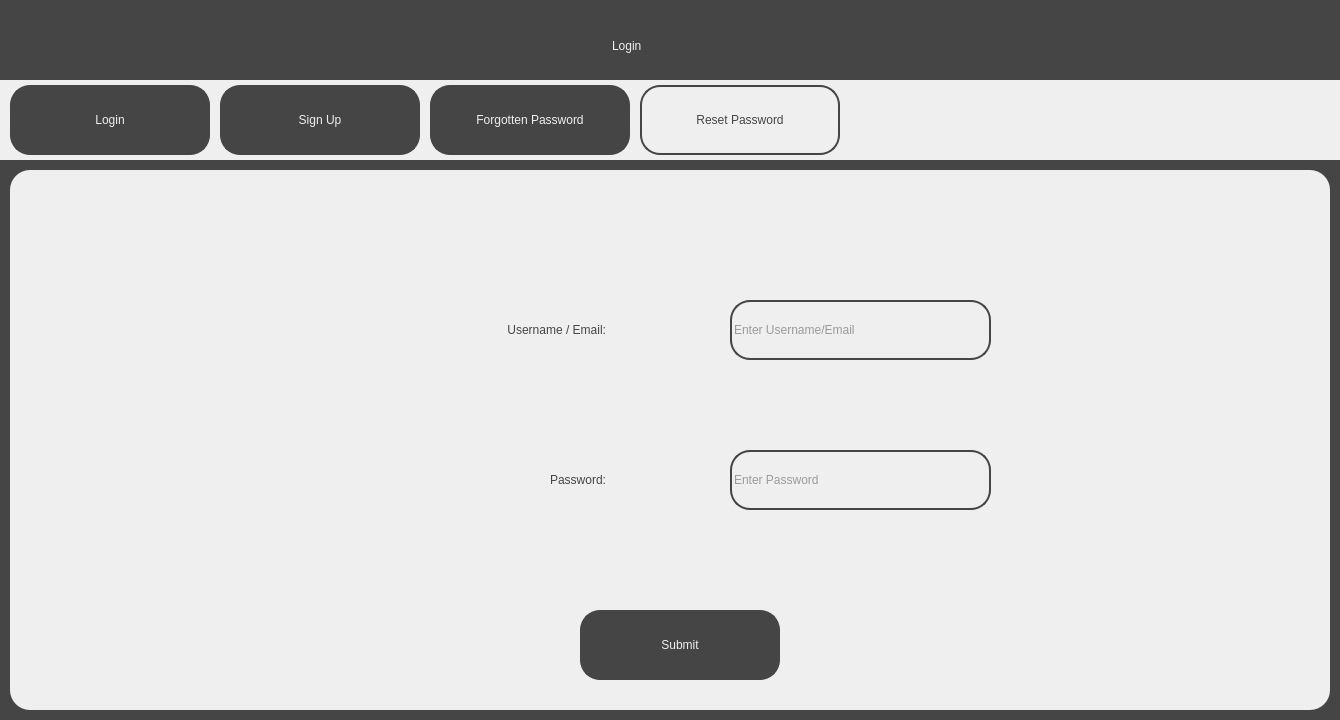
Old version of the form src/ui/login_screens/reset_password.ui in the repository jackm245/Riemann-Hypothesis.
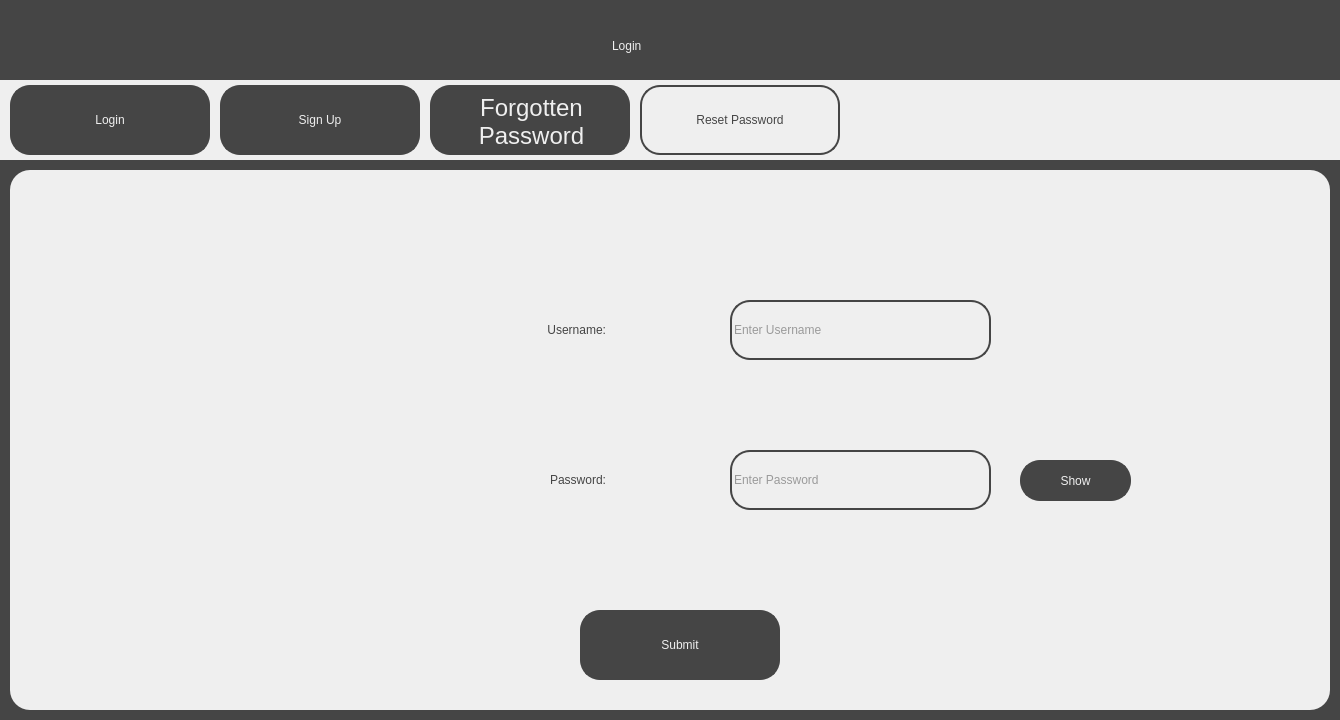
New version of the form.

Commit message: Change fonts and add tutorial

```diff
--- a/src/ui/login_screens/reset_password.ui
+++ b/src/ui/login_screens/reset_password.ui
@@ -104,30 +104,6 @@
       <string>Sign Up</string>
      </property>
     </widget>
-    <widget class="QPushButton" name="ForgottenPasswordTab">
-     <property name="geometry">
-      <rect>
-       <x>430</x>
-       <y>5</y>
-       <width>200</width>
-       <height>70</height>
-      </rect>
-     </property>
-     <property name="cursor">
-      <cursorShape>PointingHandCursor</cursorShape>
-     </property>
-     <property name="styleSheet">
-      <string notr="true">border: 2px solid;
-border-radius: 20px;
-border-color:rgb(69, 69, 69);
-background-color: rgb(69, 69, 69);
-font: 12pt &quot;Sans Serif&quot;; color:rgb(239, 239, 239);
-</string>
-     </property>
-     <property name="text">
-      <string>Forgotten Password</string>
-     </property>
-    </widget>
     <widget class="QPushButton" name="ResetPasswordTab">
      <property name="geometry">
       <rect>
@@ -152,6 +128,50 @@
       <string>Reset Password</string>
      </property>
     </widget>
+    <widget class="QLabel" name="ForgottenPasswordLabel">
+     <property name="geometry">
+      <rect>
+       <x>430</x>
+       <y>5</y>
+       <width>200</width>
+       <height>70</height>
+      </rect>
+     </property>
+     <property name="styleSheet">
+      <string notr="true">border: 2px solid;
+border-radius: 20px;
+border-color:rgb(69, 69, 69);
+background-color: rgb(69, 69, 69);
+font: 18pt &quot;Sans Serif&quot;; color:rgb(239, 239, 239);
+padding: 7px;
+</string>
+     </property>
+     <property name="text">
+      <string>&lt;html&gt;&lt;head/&gt;&lt;body&gt;&lt;p align=&quot;center&quot;&gt;&lt;span style=&quot; font-size:18pt;&quot;&gt;Forgotten&lt;br/&gt;Password&lt;/span&gt;&lt;/p&gt;&lt;/body&gt;&lt;/html&gt;</string>
+     </property>
+    </widget>
+    <widget class="QPushButton" name="ForgottenPasswordTab">
+     <property name="geometry">
+      <rect>
+       <x>430</x>
+       <y>5</y>
+       <width>200</width>
+       <height>70</height>
+      </rect>
+     </property>
+     <property name="cursor">
+      <cursorShape>PointingHandCursor</cursorShape>
+     </property>
+     <property name="styleSheet">
+      <string notr="true">border: 2px solid;
+border-radius: 20px;
+background-color: rgba(0, 0, 0, 0);
+border-color: rgba(0, 0, 0, 0);</string>
+     </property>
+     <property name="text">
+      <string/>
+     </property>
+    </widget>
    </widget>
    <widget class="QWidget" name="MainWidget" native="true">
     <property name="geometry">
@@ -180,7 +200,7 @@
 background-color: rgb(239, 239, 239); padding: 5px;</string>
      </property>
      <property name="text">
-      <string>&lt;html&gt;&lt;head/&gt;&lt;body&gt;&lt;p align=&quot;right&quot;&gt;Username / Email:&lt;/p&gt;&lt;/body&gt;&lt;/html&gt;</string>
+      <string>&lt;html&gt;&lt;head/&gt;&lt;body&gt;&lt;p align=&quot;right&quot;&gt;Username:&lt;/p&gt;&lt;/body&gt;&lt;/html&gt;</string>
      </property>
     </widget>
     <widget class="QLabel" name="PasswordText">
@@ -224,7 +244,7 @@
       <number>0</number>
      </property>
      <property name="placeholderText">
-      <string>Enter Username/Email</string>
+      <string>Enter Username</string>
      </property>
     </widget>
     <widget class="QLineEdit" name="PasswordInput">
@@ -281,6 +301,47 @@
       <string>Submit</string>
      </property>
     </widget>
+    <widget class="QPushButton" name="ShowHideButton">
+     <property name="geometry">
+      <rect>
+       <x>1010</x>
+       <y>290</y>
+       <width>111</width>
+       <height>41</height>
+      </rect>
+     </property>
+     <property name="cursor">
+      <cursorShape>PointingHandCursor</cursorShape>
+     </property>
+     <property name="styleSheet">
+      <string notr="true">border: 2px solid;
+border-radius: 20px;
+border-color:rgb(69, 69, 69);
+background-color: rgb(69, 69, 69);
+font: 25pt &quot;Sans Serif&quot;; color:rgb(239, 239, 239);
+</string>
+     </property>
+     <property name="text">
+      <string>Show</string>
+     </property>
+    </widget>
+    <widget class="QLabel" name="ErrorLabel">
+     <property name="geometry">
+      <rect>
+       <x>440</x>
+       <y>350</y>
+       <width>461</width>
+       <height>71</height>
+      </rect>
+     </property>
+     <property name="styleSheet">
+      <string notr="true">color: rgb(255, 0, 0);
+font: 18pt &quot;Sans Serif&quot;;</string>
+     </property>
+     <property name="text">
+      <string>&lt;html&gt;&lt;head/&gt;&lt;body&gt;&lt;p align=&quot;center&quot;&gt;&lt;br/&gt;&lt;/p&gt;&lt;/body&gt;&lt;/html&gt;</string>
+     </property>
+    </widget>
    </widget>
   </widget>
  </widget>
```
Left out of the diff: 6 changed lines with no effect on the pictures. The commit also changes 18 other files.
